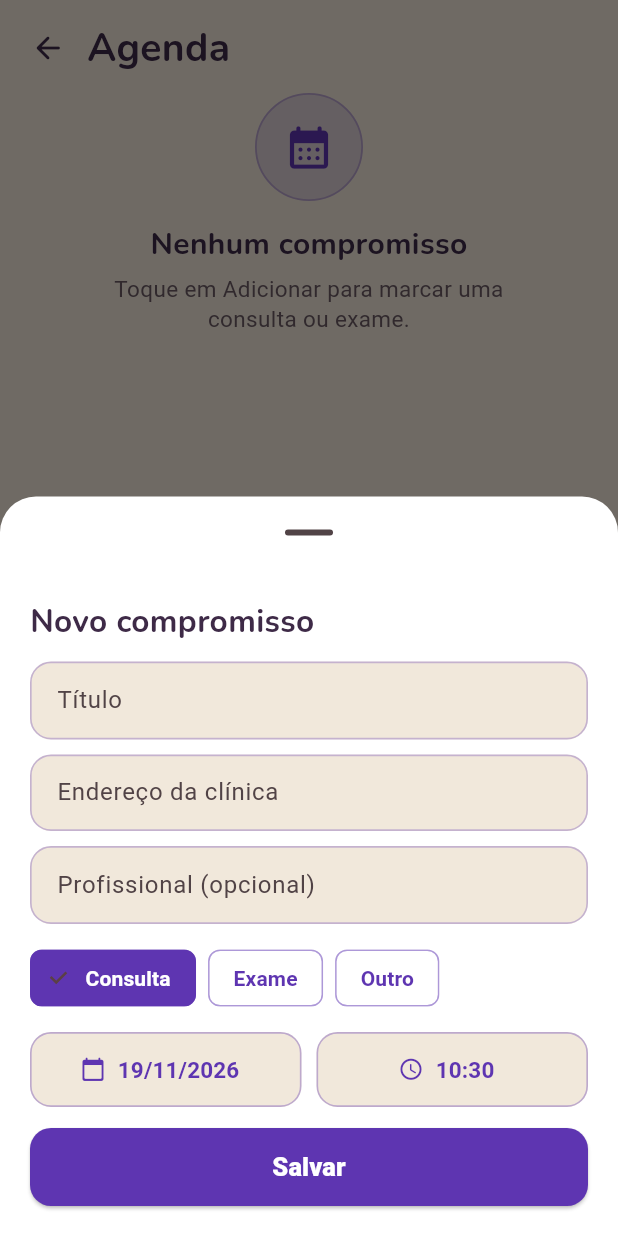
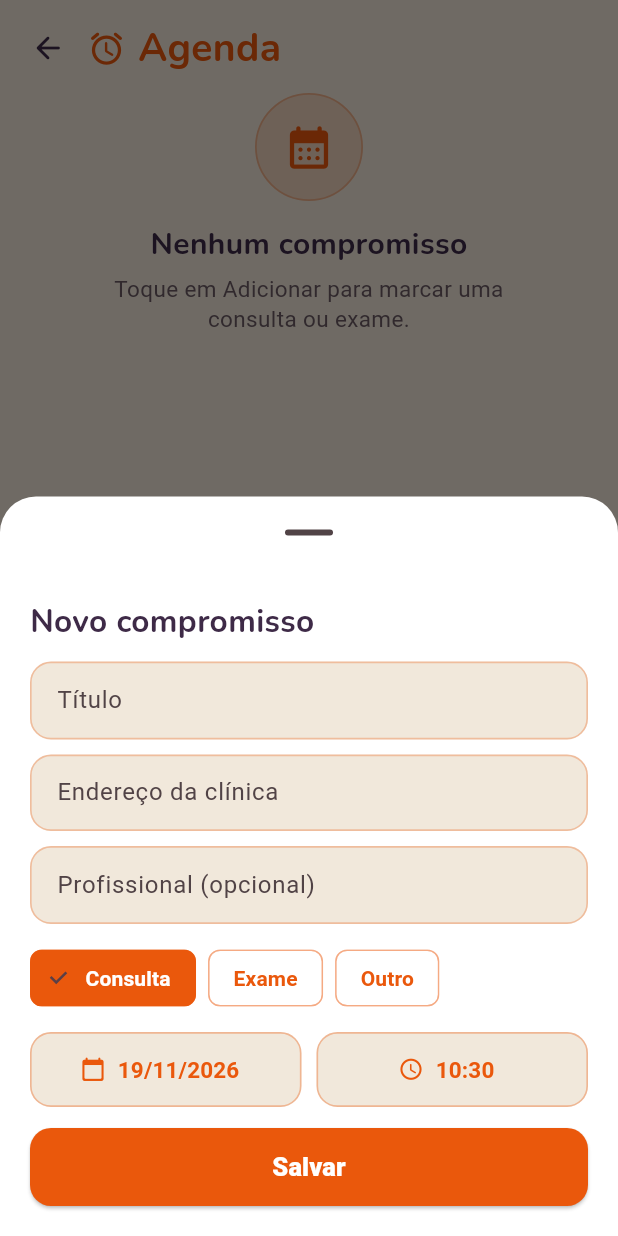
Before and after one commit to ZZ-29/cultivando-saude, a Flutter app: the AgendaPage screen opened directly, after a tap on "Adicionar", on a phone screen of 412 x 824 dp. Run offline on Flutter 3.47's test engine with Material 3 defaults, Android fonts, the phone set to English and light mode, and no system bars; our stand-ins replace flutter_local_notifications, flutter_timezone, sqflite, timezone; accounts and stored records are empty.

Commit message:
feat: agenda em laranja com relogio no titulo e no card (v2.4.0)

```diff
--- a/lib/features/agenda/presentation/agenda_page.dart
+++ b/lib/features/agenda/presentation/agenda_page.dart
@@ -20,8 +20,10 @@ class AgendaPage extends StatefulWidget {
 }
 
 class _AgendaPageState extends State<AgendaPage> {
-  static const Color _indigo = Color(0xFF5E35B1);
-  static const Color _indigoEscuro = Color(0xFF3F2380);
+  // Agenda em laranja: horário, sol, compromisso — combina com o assunto e
+  // destaca na grade. Nada de lilás/azul aqui.
+  static const Color _indigo = Color(0xFFEA580C);
+  static const Color _indigoEscuro = Color(0xFF9A3412);
 
   List<Compromisso> _itens = <Compromisso>[];
   bool _carregando = true;
@@ -223,6 +225,9 @@ class _AgendaPageState extends State<AgendaPage> {
                     ),
                     const SizedBox(width: 2),
                   ],
+                  // Relógio ao lado da palavra: Agenda é horário.
+                  const Icon(Icons.alarm_rounded, color: _indigo, size: 26),
+                  const SizedBox(width: 8),
                   const Expanded(
                     child: Text(
                       'Agenda',
@@ -235,7 +240,7 @@ class _AgendaPageState extends State<AgendaPage> {
                         ],
                         fontSize: 26,
                         height: 1.1,
-                        color: AppColors.texto,
+                        color: _indigo,
                       ),
                     ),
                   ),
@@ -551,7 +556,7 @@ class _FormularioCompromisso extends StatefulWidget {
 }
 
 class _FormularioCompromissoState extends State<_FormularioCompromisso> {
-  static const Color _indigo = Color(0xFF5E35B1);
+  static const Color _indigo = Color(0xFFEA580C);
 
   late final TextEditingController _titulo =
       TextEditingController(text: widget.inicial?.titulo ?? '');
--- a/pubspec.yaml
+++ b/pubspec.yaml
@@ -16,7 +16,7 @@ publish_to: 'none' # Remove this line if you wish to publish to pub.dev
 # https://developer.apple.com/library/archive/documentation/General/Reference/InfoPlistKeyReference/Articles/CoreFoundationKeys.html
 # In Windows, build-name is used as the major, minor, and patch parts
 # of the product and file versions while build-number is used as the build suffix.
-version: 2.3.1+25
+version: 2.4.0+26
 
 environment:
   sdk: ^3.13.7
```
Also changed, not shown: lib/core/theme/card_config.dart (+6 -6 lines).
